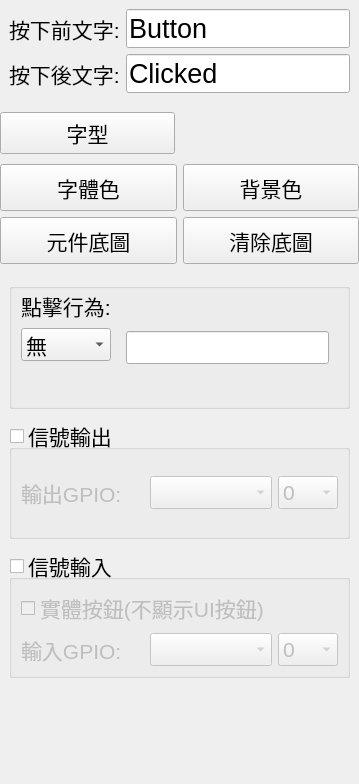
This is src/ActiveManager/cEdit/EditButton.ui in roger0816/BoardT as Qt 5 draws it before an edit. The edited form follows.
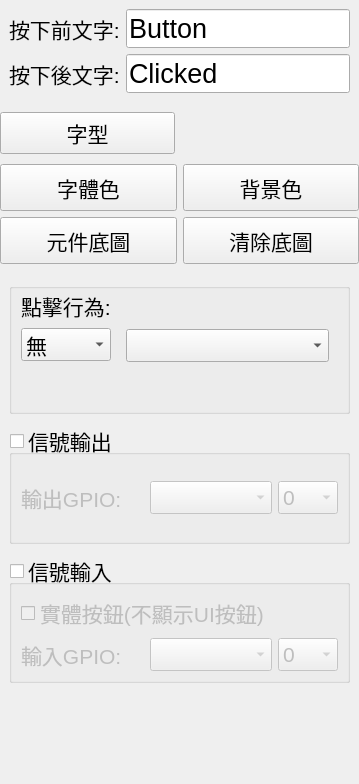
This is the edited form. The open tabs and pages were chosen to show the change.

```diff
--- a/src/ActiveManager/cEdit/EditButton.ui
+++ b/src/ActiveManager/cEdit/EditButton.ui
@@ -612,8 +612,24 @@
               </widget>
               <widget class="QWidget" name="page2">
                <layout class="QGridLayout" name="gridLayout_8">
+                <property name="topMargin">
+                 <number>40</number>
+                </property>
                 <item row="0" column="0">
-                 <widget class="QLineEdit" name="lineEdit"/>
+                 <widget class="QComboBox" name="cbCmd"/>
+                </item>
+                <item row="1" column="0">
+                 <spacer name="verticalSpacer_4">
+                  <property name="orientation">
+                   <enum>Qt::Vertical</enum>
+                  </property>
+                  <property name="sizeHint" stdset="0">
+                   <size>
+                    <width>20</width>
+                    <height>40</height>
+                   </size>
+                  </property>
+                 </spacer>
                 </item>
                </layout>
               </widget>
```
Left out of the diff: 2 changed lines with no effect on the pictures.
